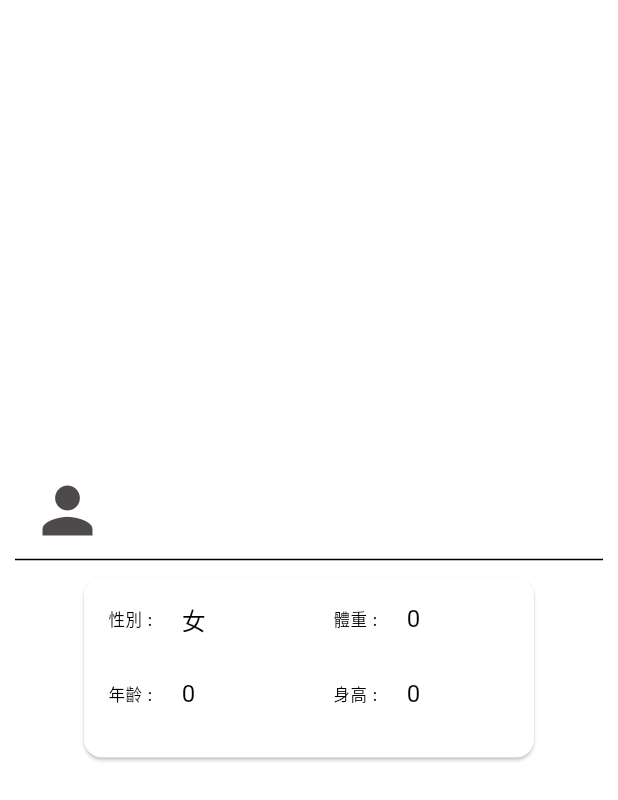
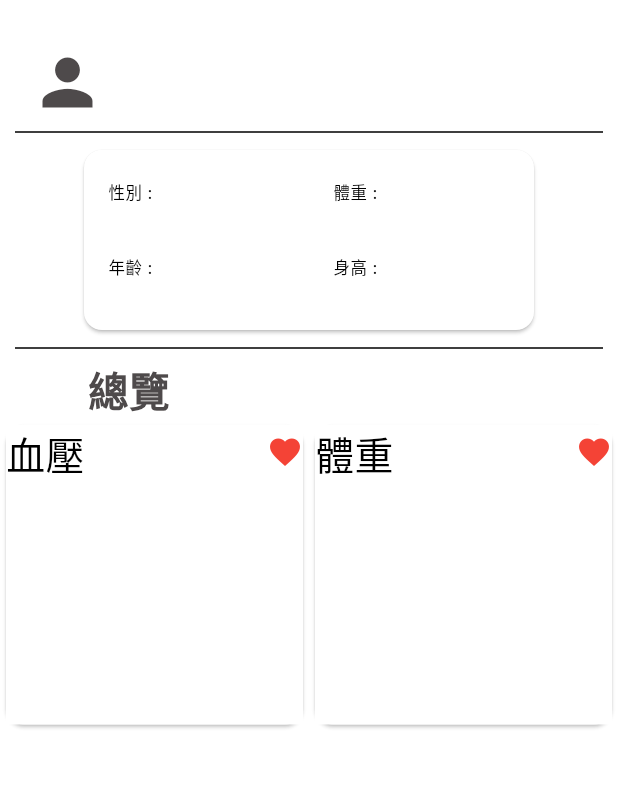
Before and after one commit to Hlunlun/ICOPE, a Flutter app: the HealthRecord screen opened by its route, on a phone screen of 412 x 824 dp. Shown: the top 800 px of the screen. Run offline on Flutter 3.47's test engine with Material 2 defaults, Android fonts, the phone set to English and light mode, and no system bars; our stand-ins replace flutter_dotenv, flutter_holo_date_picker, flutter_tts, permission_handler; missing offline and left inert: flutter_sound_lite, flutter_sound_web, sign_button, telephony; network calls fail.

Commit message:
health record card

```diff
--- a/lib/gender/gender_card.dart
+++ b/lib/gender/gender_card.dart
@@ -1,4 +1,5 @@
 import 'package:flutter/material.dart';
+import 'package:icope/main.dart';
 import '../utils/constants.dart';
 import '../gender/gender_model.dart';
 //
@@ -58,6 +59,7 @@ class _GenderCardState extends State<GenderCard> {
     return  InkWell(
       onTap: () => setState(
             () {
+              MyApp.gender = index;
           _selected = index;
         },
       ),
--- a/lib/health_record/basic_info_model.dart
+++ b/lib/health_record/basic_info_model.dart
@@ -5,10 +5,15 @@ import '../utils/constants.dart';
 
 class BasicInfoModel{
 
+  static String gender= '';
+  static String weight = '';
+  static String age = '';
+  static String height = '';
+
   static List<BasicInfo> infos = <BasicInfo>[
-      BasicInfo(leading: '性別 : ', title: MyApp.gender==0?'女':MyApp.gender==1?'男':'其他'),
-      BasicInfo(leading: '體重 : ', title: MyApp.weight.toString()),
-      BasicInfo(leading: '年齡 : ', title: MyApp.age.toString()),
-      BasicInfo(leading: '身高 : ', title: MyApp.height.toString()),
+      BasicInfo(leading: '性別 : ', title: gender),
+      BasicInfo(leading: '體重 : ', title: weight),
+      BasicInfo(leading: '年齡 : ', title: age),
+      BasicInfo(leading: '身高 : ', title: height),
   ];
 }
--- a/lib/health_record/health_record_card.dart
+++ b/lib/health_record/health_record_card.dart
@@ -2,52 +2,44 @@ import 'package:flutter/material.dart';
 import '../utils/constants.dart';
 import '../gender/gender_model.dart';
 
-class HealthRecordCard extends StatefulWidget {
-  @override
-  _HealthRecordCardState createState() => _HealthRecordCardState();
-}
+class HealthRecordCard extends StatelessWidget{
 
-class _HealthRecordCardState extends State<HealthRecordCard> {
-  int _selected = 0;
+
+    const HealthRecordCard({
+        Key?key,
+        required this.title,
+        required this.icon,
+        required this.value,
+    }):super(key: key);
+
+    final String title;
+    final IconData icon;
+    final int value;
 
     @override
     Widget build(BuildContext context) {
-    return Column(
-      children: [
-        buildCard(0, GenderModel.genders[0],),
-        buildCard(1, GenderModel.genders[1],),
-        buildCard(2, GenderModel.genders[2],),
-      ],
-    );
-  }
+      return InkWell(
+          onTap: () {
 
-  Widget buildCard(int index, IconData icon) {
-
-    return  InkWell(
-      onTap: () => setState(
-            () {
-          _selected = index;
           },
-      ),
           child: Card(
-          shape: RoundedRectangleBorder(
-            side: BorderSide(
-                color: loginBtnColor,
-                width: 6
-            ),
-          ),
-          color: _selected == index ? loginBtnColor : Colors.white,
               child: Container(
-              height: 140,
-              width: 350,
+                color: Colors.white,
+                  height: 200,
+                  // width: 350,
                   child: Column(
                     // crossAxisAlignment: CrossAxisAlignment.center,
                       children: <Widget>[
-                    Icon(
-                      icon,
-                      size:140,
-                      color: _selected == index ? Colors.white : loginBtnColor,
-                    ),
+                          Row(
+                            children: [
+                              Expanded(child:
+                              Text(title,style: TextStyle(fontSize: 26),)),
+                              Icon(icon,color: Colors.red,)
+                            ],
+                          )
+
+
+
                       ]
                   )
               )
--- /dev/null
+++ b/lib/health_record/health_record_class.dart
@@ -0,0 +1,19 @@
+
+import 'package:flutter/material.dart';
+
+class HealthRecordClass {
+
+  final String title;
+  final IconData icon;
+  final int value;
+
+  HealthRecordClass({
+    required this.title,
+    required this.icon,
+    required this.value,
+    // required this.bloodPressure,
+    // required this.weight,
+    // required this.height,
+  });
+
+}
--- a/lib/health_record/health_record_model.dart
+++ b/lib/health_record/health_record_model.dart
@@ -1,12 +1,31 @@
 import 'package:flutter/material.dart';
+import 'package:icope/health_record/health_record_class.dart';
+import 'package:icope/main.dart';
 import '../utils/constants.dart';
 
 class HealthRecordModel{
 
-  static List<IconData> genders = <IconData>[
+    static List<HealthRecordClass> items = <HealthRecordClass>[
+      HealthRecordClass(title: '血壓', icon: Icons.favorite, value: MyApp.bloodPressure),
+      HealthRecordClass(title: '體重', icon: Icons.favorite, value: MyApp.weight),
+      HealthRecordClass(title: '身高', icon: Icons.favorite, value: MyApp.height),
 
-    Icons.female,
-    Icons.male,
-    Icons.favorite_border
-  ];
+    ];
+
+    // static Future<List<Restaurant>> getRestaurants(String? selectedCategory)async{
+    //
+    //   http.Response res = await http.get(
+    //     Uri.parse('http://140.116.107.43:30011/get_data?genre=$selectedCategory'),
+    //   );
+    //
+    //   if(res.statusCode == 200){
+    //     final json = jsonDecode(res.body);
+    //     final results = json['results']['data'];
+    //     final restaurants = results.map<Restaurant>((result)=>Restaurant.fromJson(result as Map<String, dynamic>)).toList();
+    //
+    //     return restaurants;
+    //   }else{
+    //     throw Exception('Failed to load restaurant:${res.body}');
+    //   }
+    // }
 }
--- a/lib/main.dart
+++ b/lib/main.dart
@@ -30,7 +30,8 @@ class MyApp extends StatelessWidget {
   static int age = 0;
   static int weight = 0;
   static int height = 0;
-  static List<String> health_record = [];
+  static int bloodPressure = 0;
+  static var health_record;
 
   const MyApp({super.key});
 
--- a/lib/screen/cognitive.dart
+++ b/lib/screen/cognitive.dart
@@ -38,6 +38,7 @@ class _Cognitive extends State<Cognitive> {
   }
 
 Widget buildlist() {
+
 
   nutriRecordState.title = '鉛筆, 手機, 電腦';
 
--- a/lib/screen/gender.dart
+++ b/lib/screen/gender.dart
@@ -1,5 +1,6 @@
 import 'package:icope/gender/gender_model.dart';
 import 'package:icope/gender/gender_card.dart';
+import 'package:icope/main.dart';
 import '../utils/constants.dart';
 import 'package:flutter/material.dart';
 
--- a/lib/screen/health_record.dart
+++ b/lib/screen/health_record.dart
@@ -1,7 +1,12 @@
 import 'package:icope/gender/gender_model.dart';
 import 'package:icope/health_record/basic_info_card.dart';
+import 'package:icope/health_record/health_record_card.dart';
+import 'package:icope/health_record/health_record_model.dart';
 import 'package:icope/main.dart';
 
+import '../health_record/basic_info_model.dart';
+
+import '../health_record/health_record_class.dart';
 import '../utils/constants.dart';
 import 'package:flutter/material.dart';
 
@@ -27,9 +32,11 @@ class _HealthRecord extends State<HealthRecord> {
   @override
   Widget build(BuildContext context) {
     return Scaffold(
-        body: Column(
+        body: SingleChildScrollView(
+        child: Column(
           mainAxisAlignment: MainAxisAlignment.center,
           children: <Widget>[
+            SizedBox(height: 30,),
             Row(
               children: [
                 SizedBox(width: 20,),
@@ -43,14 +50,68 @@ class _HealthRecord extends State<HealthRecord> {
                 endIndent : 10,
             ),
             SizedBox(width: 10,),
-            Center(
-              child: BasicInfoCard(),
-            )
+            BasicInfoCard(),
+            Divider(
+              indent : 10,
+              endIndent : 10,
+            ),
+            Padding(
+              padding: EdgeInsets.fromLTRB(10, 0, 250, 0),
+              child: Text('總覽',style: TextStyle(fontSize: 27,fontWeight: FontWeight.w600,color: Color(0xff4e4a4b),),),
+            ),
+
+
+            Row(
+              children: [
+                Expanded(child: HealthRecordCard(
+                  title: HealthRecordModel.items[0].title,
+                  icon: HealthRecordModel.items[0].icon,
+                  value:HealthRecordModel.items[0].value,
+                ),),
+
+                Expanded(child: HealthRecordCard(
+                  title: HealthRecordModel.items[1].title,
+                  icon: HealthRecordModel.items[1].icon,
+                  value:HealthRecordModel.items[1].value,
+                ),),
+              ],
+            ),
+
+
+
+
+
+
+
+            // FutureBuilder(
+            //   future: RestaurantModel.getRestaurants(selectedCategory),
+            //   builder: (context, snapshot){
+            //     if(snapshot.hasData){
+            //       final restaurants = snapshot.data as List<Restaurant>;
+            //       return Expanded(
+            //           child: ListView.builder(
+            //               itemCount: restaurants.length ,
+            //               itemBuilder: (context, index){
+            //                 return RestaurantCard(
+            //                     image: Image.network(restaurants.elementAt(index).imagePath),
+            //                     title: restaurants.elementAt(index).title,
+            //                     details: restaurants.elementAt(index).details
+            //                 );
+            //               }
+            //           )
+            //       );
+            //     }else if(snapshot.hasError){
+            //       return Text('${snapshot.error}');
+            //     }else{
+            //       return const CircularProgressIndicator();
+            //     }
+            //   },
+            // )
 
 
           ]
         ),
-    );
+    ));
   }
 
 
--- a/lib/utils/drawer.dart
+++ b/lib/utils/drawer.dart
@@ -38,14 +38,15 @@ class UserDrawer extends StatelessWidget {
                 leading: Icon(Icons.folder,size: 35),
                 title: Text('健康紀錄', style: stringStyle,),
                 onTap: () {
-                  // Navigator.pushNamed(context, '/health_record');
-                  Navigator.pushNamed(context, '/ask_question');
+                  Navigator.pushNamed(context, '/health_record');
                 },
               ),
               ListTile (
                 leading: Icon(Icons.logout,size: 35,),
                 title: Text('登出', style: stringStyle,),
                 onTap: () {
+                  Navigator.of(context).popUntil((route) => route.isFirst);
+                  Navigator.pushNamed(context, '/signin');
                 },
               ),
               ListTile (
```
Also changed, not shown: lib/screen/age.dart (+16 -4 lines), lib/screen/dailyrecord.dart (+26 -17 lines), lib/screen/login_form.dart (+14 -3 lines), lib/user/user_api.dart (+58 -4 lines), 2 other files. Lines whose indentation alone changed are shown as unchanged.
